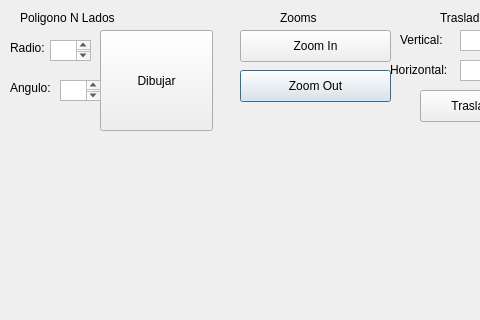
This is GraficosQT/QTGraphics/poligononlados.ui in axgtz/Analisis-y-Diseno-de-Algoritmos as Qt 5 draws it before an edit; both pictures show x 0 to 480 and y 0 to 320 of the 844 by 536 pixel window. The edited form follows.
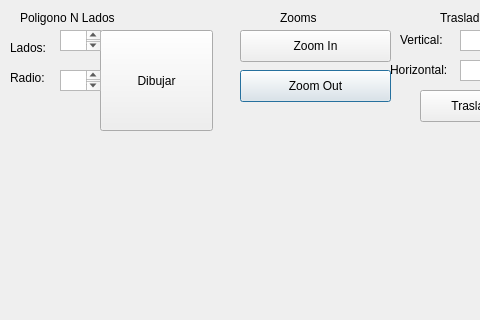
This is the edited form.

Commit message: Poligono n formula

```diff
--- a/GraficosQT/QTGraphics/poligononlados.ui
+++ b/GraficosQT/QTGraphics/poligononlados.ui
@@ -39,19 +39,6 @@
     <string>Zoom Out</string>
    </property>
   </widget>
-  <widget class="QLabel" name="label_2">
-   <property name="geometry">
-    <rect>
-     <x>10</x>
-     <y>80</y>
-     <width>51</width>
-     <height>16</height>
-    </rect>
-   </property>
-   <property name="text">
-    <string>Angulo:</string>
-   </property>
-  </widget>
   <widget class="QPushButton" name="pushButton">
    <property name="enabled">
     <bool>true</bool>
@@ -179,17 +166,7 @@
     </rect>
    </property>
    <property name="text">
-    <string>Radio:</string>
-   </property>
-  </widget>
-  <widget class="QTextEdit" name="boxAngulo">
-   <property name="geometry">
-    <rect>
-     <x>60</x>
-     <y>80</y>
-     <width>41</width>
-     <height>21</height>
-    </rect>
+    <string>Lados:</string>
    </property>
   </widget>
   <widget class="QLabel" name="label_6">
@@ -257,8 +234,8 @@
   <widget class="QTextEdit" name="boxRadio">
    <property name="geometry">
     <rect>
-     <x>50</x>
-     <y>40</y>
+     <x>60</x>
+     <y>30</y>
      <width>41</width>
      <height>21</height>
     </rect>
@@ -287,6 +264,29 @@
     <string>Zooms</string>
    </property>
   </widget>
+  <widget class="QLabel" name="label_7">
+   <property name="geometry">
+    <rect>
+     <x>10</x>
+     <y>70</y>
+     <width>41</width>
+     <height>16</height>
+    </rect>
+   </property>
+   <property name="text">
+    <string>Radio:</string>
+   </property>
+  </widget>
+  <widget class="QTextEdit" name="boxLados_2">
+   <property name="geometry">
+    <rect>
+     <x>60</x>
+     <y>70</y>
+     <width>41</width>
+     <height>21</height>
+    </rect>
+   </property>
+  </widget>
  </widget>
  <resources/>
  <connections/>
```
Left out of the diff: 2 changed lines with no effect on the pictures. The commit also changes 2 other files.
